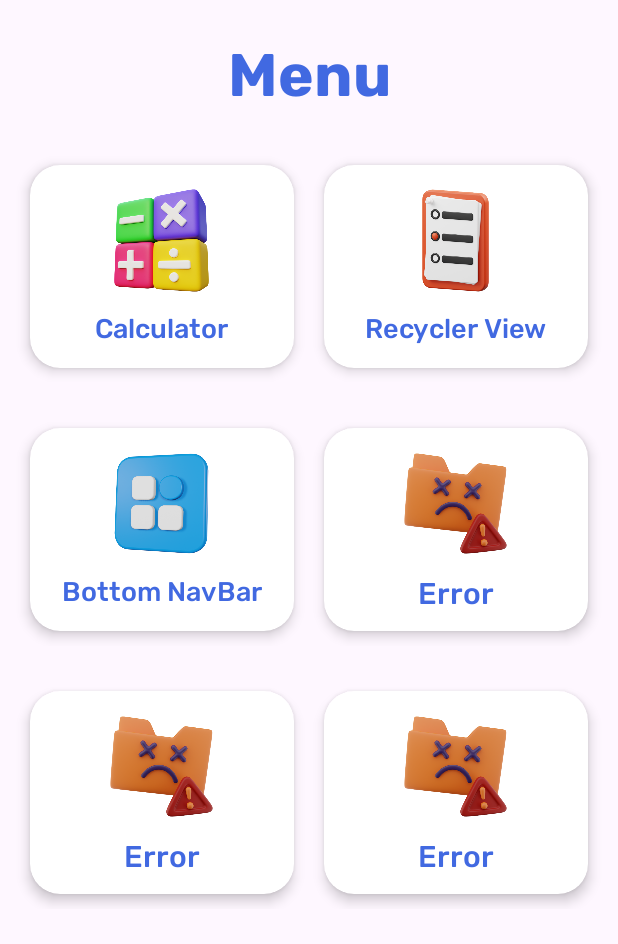
After one commit to reiqwerty/Latihan10PPLG2, an Android app: the Menu screen opened directly, with no data from a screen before it, on a phone screen of 412 x 824 dp. The commit adds this screen. Shown: the top 944 px of the screen. Run offline under Robolectric (Android 15) with nearby library versions, the phone set to English and light mode, and no system bars.

Commit message:
Add Menu & Calculator

```diff
--- a/app/src/main/AndroidManifest.xml
+++ b/app/src/main/AndroidManifest.xml
@@ -13,6 +13,12 @@
         android:theme="@style/Theme.Latihan10PPLG2"
         tools:targetApi="31">
         <activity
+            android:name=".Calculator"
+            android:exported="false" />
+        <activity
+            android:name=".Menu"
+            android:exported="false" />
+        <activity
             android:name=".MainActivity"
             android:exported="true">
             <intent-filter>
--- /dev/null
+++ b/app/src/main/java/com/example/latihan10pplg2/Menu.java
@@ -0,0 +1,23 @@
+package com.example.latihan10pplg2;
+
+import androidx.appcompat.app.AppCompatActivity;
+import androidx.cardview.widget.CardView;
+import android.content.Intent;
+import android.os.Bundle;
+import android.view.View;
+public class Menu extends AppCompatActivity {
+    CardView calculatorCard;
+    @Override
+    protected void onCreate(Bundle savedInstanceState) {
+        super.onCreate(savedInstanceState);
+        setContentView(R.layout.activity_menu);
+        calculatorCard = findViewById(R.id.calculatorCard);
+        calculatorCard.setOnClickListener(new View.OnClickListener() {
+            @Override
+            public void onClick(View view) {
+                Intent calculatorPage = new Intent(Menu.this, Calculator.class);
+                startActivity(calculatorPage);
+            }
+        });
+    }
+}
--- /dev/null
+++ b/app/src/main/res/layout/activity_menu.xml
@@ -0,0 +1,250 @@
+<?xml version="1.0" encoding="utf-8"?>
+<ScrollView
+    xmlns:android="http://schemas.android.com/apk/res/android"
+    xmlns:app="http://schemas.android.com/apk/res-auto"
+    xmlns:tools="http://schemas.android.com/tools"
+    android:layout_width="match_parent"
+    android:layout_height="match_parent"
+    tools:context=".Menu">
+    <androidx.constraintlayout.widget.ConstraintLayout
+        android:layout_width="match_parent"
+        android:layout_height="wrap_content"
+        android:id="@+id/constraintLayout"
+        android:layout_marginTop="20dp">
+
+        <TextView
+            android:id="@+id/menuName"
+            android:layout_width="0dp"
+            android:layout_height="60dp"
+            android:fontFamily="@font/rubikbold"
+            android:text="Menu"
+            android:textColor="@color/RoyalBlue"
+            android:textSize="40sp"
+            android:gravity="center"
+            app:layout_constraintEnd_toEndOf="parent"
+            app:layout_constraintStart_toStartOf="parent"
+            app:layout_constraintTop_toTopOf="parent" />
+
+        <LinearLayout
+            android:layout_width="0dp"
+            android:layout_height="175dp"
+            android:id="@+id/row1"
+            android:orientation="horizontal"
+            android:layout_marginTop="10dp"
+            android:padding="10dp"
+            app:layout_constraintHorizontal_bias="0.0"
+            app:layout_constraintStart_toStartOf="parent"
+            app:layout_constraintEnd_toEndOf="parent"
+            app:layout_constraintTop_toBottomOf="@id/menuName">
+            <androidx.cardview.widget.CardView
+                android:layout_width="0dp"
+                android:layout_height="match_parent"
+                android:id="@+id/calculatorCard"
+                android:layout_margin="10dp"
+                android:layout_weight="1"
+                app:cardElevation="5dp"
+                app:cardCornerRadius="20dp">
+                <RelativeLayout
+                    android:layout_width="match_parent"
+                    android:layout_height="match_parent">
+                    <TextView
+                        android:layout_width="wrap_content"
+                        android:layout_height="wrap_content"
+                        android:id="@+id/calaculatorName"
+                        android:text="Calculator"
+                        android:textSize="18sp"
+                        android:textColor="@color/RoyalBlue"
+                        android:fontFamily="@font/rubikmedium"
+                        android:layout_marginTop="10dp"
+                        android:layout_centerHorizontal="true"
+                        android:layout_below="@+id/clothingImage"/>
+                    <ImageView
+                        android:layout_width="70dp"
+                        android:layout_height="70dp"
+                        android:id="@+id/clothingImage"
+                        android:src="@drawable/calculatorico"
+                        android:layout_marginTop="15dp"
+                        android:layout_centerHorizontal="true"/>
+                </RelativeLayout>
+            </androidx.cardview.widget.CardView>
+
+            <androidx.cardview.widget.CardView
+                android:layout_width="0dp"
+                android:layout_height="match_parent"
+                android:layout_margin="10dp"
+                android:layout_weight="1"
+                app:cardElevation="5dp"
+                app:cardCornerRadius="20dp">
+                <RelativeLayout
+                    android:layout_width="match_parent"
+                    android:layout_height="match_parent">
+                    <TextView
+                        android:layout_width="wrap_content"
+                        android:layout_height="wrap_content"
+                        android:id="@+id/rvName"
+                        android:text="Recycler View"
+                        android:textSize="18sp"
+                        android:textColor="@color/RoyalBlue"
+                        android:fontFamily="@font/rubikmedium"
+                        android:layout_marginTop="10dp"
+                        android:layout_centerHorizontal="true"
+                        android:layout_below="@+id/elecImage"/>
+                    <ImageView
+                        android:layout_width="70dp"
+                        android:layout_height="70dp"
+                        android:id="@+id/elecImage"
+                        android:src="@drawable/listico"
+                        android:layout_marginTop="15dp"
+                        android:layout_centerHorizontal="true"/>
+                </RelativeLayout>
+            </androidx.cardview.widget.CardView>
+        </LinearLayout>
+
+        <LinearLayout
+            android:layout_width="0dp"
+            android:layout_height="175dp"
+            android:id="@+id/row2"
+            android:orientation="horizontal"
+            android:padding="10dp"
+            app:layout_constraintHorizontal_bias="0.0"
+            app:layout_constraintStart_toStartOf="parent"
+            app:layout_constraintEnd_toEndOf="parent"
+            app:layout_constraintTop_toBottomOf="@id/row1">
+            <androidx.cardview.widget.CardView
+                android:layout_width="0dp"
+                android:layout_height="match_parent"
+                android:layout_margin="10dp"
+                android:layout_weight="1"
+                app:cardElevation="5dp"
+                app:cardCornerRadius="20dp">
+                <RelativeLayout
+                    android:layout_width="match_parent"
+                    android:layout_height="match_parent">
+                    <TextView
+                        android:layout_width="wrap_content"
+                        android:layout_height="wrap_content"
+                        android:id="@+id/btmnavbarName"
+                        android:text="Bottom NavBar"
+                        android:textSize="18sp"
+                        android:textColor="@color/RoyalBlue"
+                        android:fontFamily="@font/rubikmedium"
+                        android:layout_marginTop="10dp"
+                        android:layout_centerHorizontal="true"
+                        android:layout_below="@+id/homeImage"/>
+                    <ImageView
+                        android:layout_width="70dp"
+                        android:layout_height="70dp"
+                        android:id="@+id/homeImage"
+                        android:src="@drawable/fragmentico"
+                        android:layout_marginTop="15dp"
+                        android:layout_centerHorizontal="true"/>
+                </RelativeLayout>
+            </androidx.cardview.widget.CardView>
+
+            <androidx.cardview.widget.CardView
+                android:layout_width="0dp"
+                android:layout_height="match_parent"
+                android:layout_margin="10dp"
+                android:layout_weight="1"
+                app:cardElevation="5dp"
+                app:cardCornerRadius="20dp">
+                <RelativeLayout
+                    android:layout_width="match_parent"
+                    android:layout_height="match_parent">
+                    <TextView
+                        android:layout_width="wrap_content"
+                        android:layout_height="wrap_content"
+                        android:id="@+id/beautyName"
+                        android:text="Error"
+                        android:textSize="20sp"
+                        android:textColor="@color/RoyalBlue"
+                        android:fontFamily="@font/rubikmedium"
+                        android:layout_marginTop="10dp"
+                        android:layout_centerHorizontal="true"
+                        android:layout_below="@+id/error1Image"/>
+                    <ImageView
+                        android:layout_width="70dp"
+                        android:layout_height="70dp"
+                        android:id="@+id/error1Image"
+                        android:src="@drawable/maintenanceico"
+                        android:layout_marginTop="15dp"
+                        android:layout_centerHorizontal="true"/>
+                </RelativeLayout>
+            </androidx.cardview.widget.CardView>
+        </LinearLayout>
+
+        <LinearLayout
+            android:layout_width="0dp"
+            android:layout_height="175dp"
+            android:id="@+id/row3"
+            android:orientation="horizontal"
+            android:padding="10dp"
+            app:layout_constraintHorizontal_bias="0.0"
+            app:layout_constraintStart_toStartOf="parent"
+            app:layout_constraintEnd_toEndOf="parent"
+            app:layout_constraintTop_toBottomOf="@id/row2">
+            <androidx.cardview.widget.CardView
+                android:layout_width="0dp"
+                android:layout_height="match_parent"
+                android:layout_margin="10dp"
+                android:layout_weight="1"
+                app:cardElevation="5dp"
+                app:cardCornerRadius="20dp">
+                <RelativeLayout
+                    android:layout_width="match_parent"
+                    android:layout_height="match_parent">
+                    <TextView
+                        android:layout_width="wrap_content"
+                        android:layout_height="wrap_content"
+                        android:id="@+id/pharmName"
+                        android:text="Error"
+                        android:textSize="20sp"
+                        android:textColor="@color/RoyalBlue"
+                        android:fontFamily="@font/rubikmedium"
+                        android:layout_marginTop="10dp"
+                        android:layout_centerHorizontal="true"
+                        android:layout_below="@+id/error2Image"/>
+                    <ImageView
+                        android:layout_width="70dp"
+                        android:layout_height="70dp"
+                        android:id="@+id/error2Image"
+                        android:src="@drawable/maintenanceico"
+                        android:layout_marginTop="15dp"
+                        android:layout_centerHorizontal="true"/>
+                </RelativeLayout>
+            </androidx.cardview.widget.CardView>
+
+            <androidx.cardview.widget.CardView
+                android:layout_width="0dp"
+                android:layout_height="match_parent"
+                android:layout_margin="10dp"
+                android:layout_weight="1"
+                app:cardElevation="5dp"
+                app:cardCornerRadius="20dp">
+                <RelativeLayout
+                    android:layout_width="match_parent"
+                    android:layout_height="match_parent">
+                    <TextView
+                        android:layout_width="wrap_content"
+                        android:layout_height="wrap_content"
+                        android:id="@+id/errorName"
+                        android:text="Error"
+                        android:textSize="20sp"
+                        android:textColor="@color/RoyalBlue"
+                        android:fontFamily="@font/rubikmedium"
+                        android:layout_marginTop="10dp"
+                        android:layout_centerHorizontal="true"
+                        android:layout_below="@+id/error3Image"/>
+                    <ImageView
+                        android:layout_width="70dp"
+                        android:layout_height="70dp"
+                        android:id="@+id/error3Image"
+                        android:src="@drawable/maintenanceico"
+                        android:layout_marginTop="15dp"
+                        android:layout_centerHorizontal="true"/>
+                </RelativeLayout>
+            </androidx.cardview.widget.CardView>
+        </LinearLayout>
+
+    </androidx.constraintlayout.widget.ConstraintLayout>
+</ScrollView>
--- a/app/src/main/res/values/strings.xml
+++ b/app/src/main/res/values/strings.xml
@@ -1,3 +1,9 @@
 <resources>
     <string name="app_name">Latihan10PPLG2</string>
+    <string-array name="pilihan_angka">
+        <item>Tambah</item>
+        <item>Kurang</item>
+        <item>Kali</item>
+        <item>Bagi</item>
+    </string-array>
 </resources>
```
Also changed, not shown: app/src/main/java/com/example/latihan10pplg2/Calculator.java (added, +63 -0 lines), app/src/main/java/com/example/latihan10pplg2/MainActivity.java (+23 -2 lines), app/src/main/res/layout/activity_calculator.xml (added, +78 -0 lines), app/src/main/res/drawable/calculatorico.png (added), app/src/main/res/drawable/fragmentico.png (added), app/src/main/res/drawable/listico.png (added), app/src/main/res/drawable/maintenanceico.png (added), app/src/main/res/font/rubikbold.ttf (added), app/src/main/res/font/rubikmedium.ttf (added), app/src/main/res/font/rubikregular.ttf (added), app/src/main/res/font/rubiksemibold.ttf (added).
